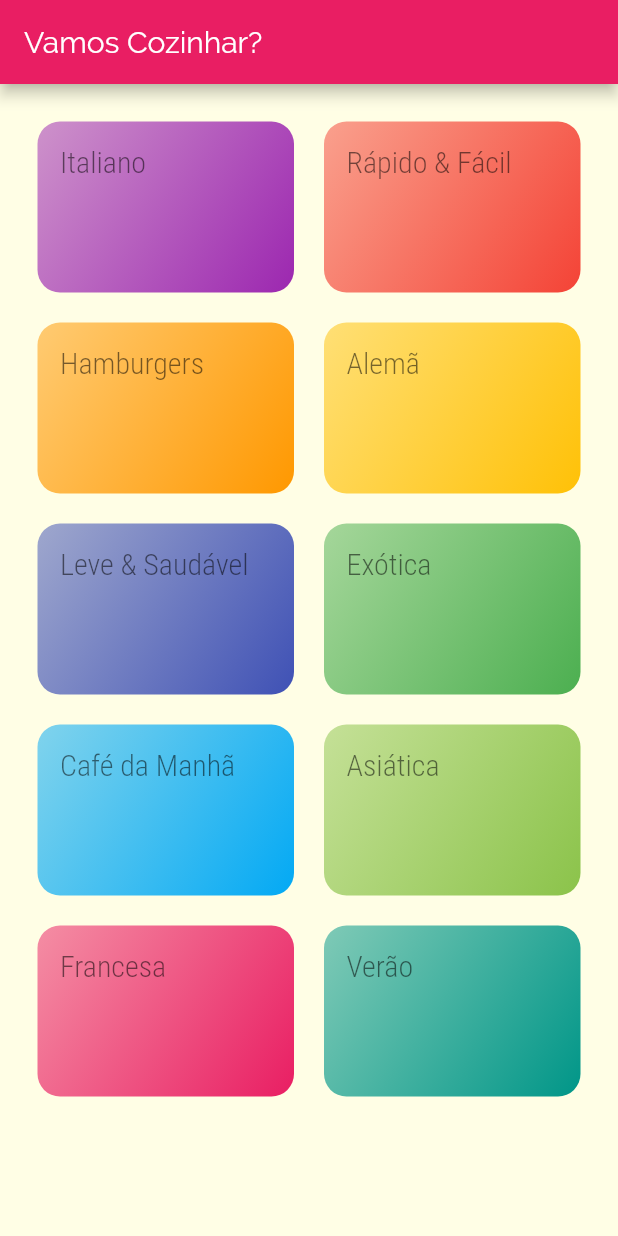
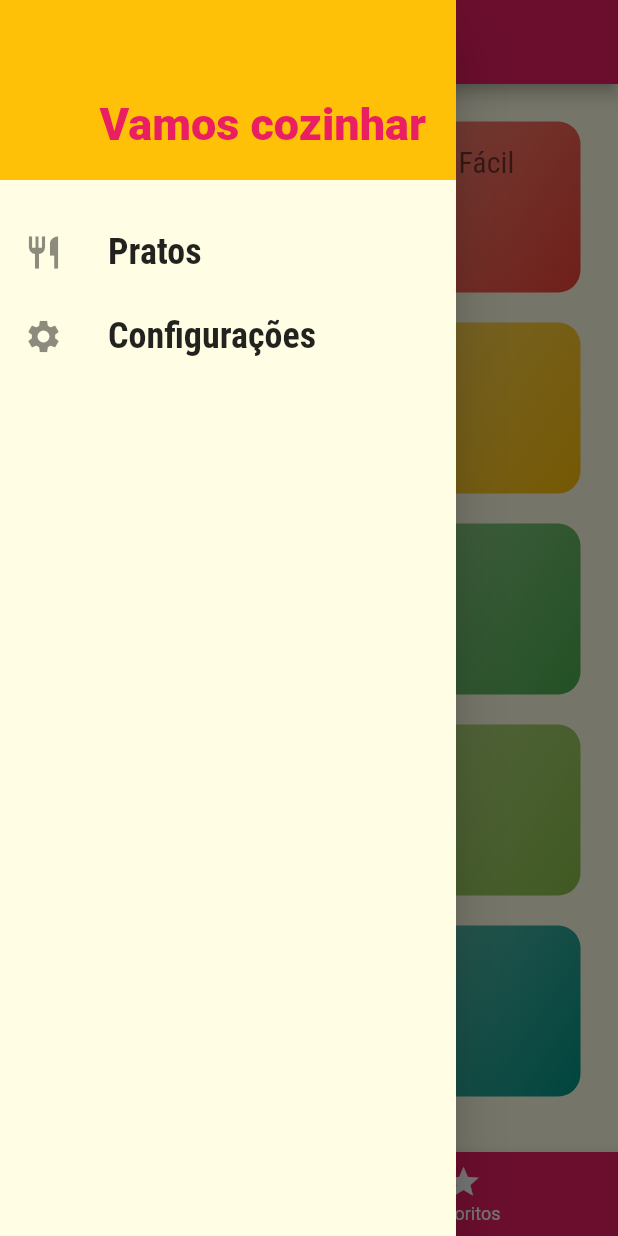
Before and after one commit to costatatiane/flutter_comidinhas, a Flutter app: the screen it shows after launch, with the side drawer open (before the commit the screen has no drawer), on a phone screen of 412 x 824 dp. Run offline on Flutter 3.47's test engine with Material 2 defaults, Android fonts, the phone set to English and light mode, and no system bars.

Commit message:
Create settings component

```diff
--- /dev/null
+++ b/lib/components/main_drawer.dart
@@ -0,0 +1,60 @@
+import 'package:flutter/material.dart';
+
+import '../utils/app_routes.dart';
+
+class MainDrawer extends StatelessWidget {
+  Widget _createItem(IconData icon, String label, Function onTap) {
+    return ListTile(
+      onTap: onTap,
+      leading: Icon(
+        icon,
+        size: 26,
+      ),
+      title: Text(
+        label,
+        style: TextStyle(
+          fontFamily: 'RobotoCondensed',
+          fontSize: 24,
+          fontWeight: FontWeight.bold,
+        ),
+      ),
+    );
+  }
+
+  @override
+  Widget build(BuildContext context) {
+    return Drawer(
+      child: Column(
+        children: [
+          Container(
+            height: 120,
+            width: double.infinity,
+            padding: const EdgeInsets.all(20),
+            color: Theme.of(context).accentColor,
+            alignment: Alignment.bottomRight,
+            child: Text(
+              'Vamos cozinhar',
+              style: TextStyle(
+                fontWeight: FontWeight.w900,
+                fontSize: 30,
+                color: Theme.of(context).primaryColor,
+              ),
+            ),
+          ),
+          SizedBox(height: 20),
+          _createItem(
+            Icons.restaurant,
+            'Pratos',
+            () => Navigator.of(context).pushReplacementNamed(AppRoutes.HOME),
+          ),
+          _createItem(
+            Icons.settings,
+            'Configurações',
+            () =>
+                Navigator.of(context).pushReplacementNamed(AppRoutes.SETTINGS),
+          ),
+        ],
+      ),
+    );
+  }
+}
--- a/lib/main.dart
+++ b/lib/main.dart
@@ -1,9 +1,12 @@
 import 'dart:ui';
 import 'package:flutter/material.dart';
+import 'package:meals/screens/settings_screen.dart';
 import './utils/app_routes.dart';
 
-import './screens/categories_screen.dart';
+import './screens/tabs_screen.dart';
 import './screens/categories_meals_screen.dart';
+import './screens/meal_detail_screen.dart';
+import './screens/settings_screen.dart';
 
 void main() => runApp(MyApp());
 
@@ -21,12 +24,15 @@ class MyApp extends StatelessWidget {
               headline1: TextStyle(
                 fontSize: 20,
                 fontFamily: 'RobotoCondensed',
+                fontWeight: FontWeight.normal,
               ),
             ),
       ),
       routes: {
-        AppRoutes.HOME: (ctx) => CategoriesScreen(),
+        AppRoutes.HOME: (ctx) => TabsScreen(),
         AppRoutes.CATEGORIES_MEALS: (ctx) => CategoriesMealsScreen(),
+        AppRoutes.MEAL_DETAIL: (ctx) => MealDetailScreen(),
+        AppRoutes.SETTINGS: (ctx) => SettingsScreen(),
       },
     );
   }
--- a/lib/screens/categories_screen.dart
+++ b/lib/screens/categories_screen.dart
@@ -6,11 +6,7 @@ import '../data/dummy_data.dart';
 class CategoriesScreen extends StatelessWidget {
   @override
   Widget build(BuildContext context) {
-    return Scaffold(
-      appBar: AppBar(
-        title: Text('Vamos Cozinhar?'),
-      ),
-      body: GridView(
+    return GridView(
       padding: const EdgeInsets.all(25),
       gridDelegate: SliverGridDelegateWithMaxCrossAxisExtent(
         maxCrossAxisExtent: 200,
@@ -21,7 +17,6 @@ class CategoriesScreen extends StatelessWidget {
       children: DUMMY_CATEGORIES.map((cat) {
         return CategoryItem(cat);
       }).toList(),
-      ),
     );
   }
 }
--- /dev/null
+++ b/lib/screens/tabs_screen.dart
@@ -0,0 +1,54 @@
+import 'package:flutter/material.dart';
+
+import './categories_screen.dart';
+import './favorite_screen.dart';
+import '../components/main_drawer.dart';
+
+class TabsScreen extends StatefulWidget {
+  @override
+  _TabsScreenState createState() => _TabsScreenState();
+}
+
+class _TabsScreenState extends State<TabsScreen> {
+  int _selectedScreenIndex = 0;
+  final List<Map<String, Object>> _screens = [
+    {'title': 'Pratos por categoria', 'screen': CategoriesScreen()},
+    {'title': 'Meus pratos favoritos', 'screen': FavoriteScreen()},
+  ];
+
+  _selectScreen(int index) {
+    setState(() {
+      _selectedScreenIndex = index;
+    });
+  }
+
+  @override
+  Widget build(BuildContext context) {
+    return Scaffold(
+      appBar: AppBar(
+        title: Text(
+          _screens[_selectedScreenIndex]['title'],
+        ),
+      ),
+      drawer: MainDrawer(),
+      body: _screens[_selectedScreenIndex]['screen'],
+      bottomNavigationBar: BottomNavigationBar(
+        onTap: _selectScreen,
+        backgroundColor: Theme.of(context).primaryColor,
+        unselectedItemColor: Colors.white,
+        selectedItemColor: Theme.of(context).accentColor,
+        currentIndex: _selectedScreenIndex,
+        items: [
+          BottomNavigationBarItem(
+            icon: Icon(Icons.category),
+            label: 'Categorias',
+          ),
+          BottomNavigationBarItem(
+            icon: Icon(Icons.star),
+            label: 'Favoritos',
+          ),
+        ],
+      ),
+    );
+  }
+}
--- a/lib/utils/app_routes.dart
+++ b/lib/utils/app_routes.dart
@@ -1,4 +1,6 @@
 class AppRoutes {
   static const HOME = '/';
   static const CATEGORIES_MEALS = '/categories-meals';
+  static const MEAL_DETAIL = '/meal-detail';
+  static const SETTINGS = '/settings';
 }
```
Also changed, not shown: lib/components/meal_item.dart (+16 -2 lines), lib/models/settings.dart (added, +13 -0 lines), lib/screens/favorite_screen.dart (added, +10 -0 lines), lib/screens/meal_detail_screen.dart (added, +100 -0 lines), lib/screens/settings_screen.dart (added, +77 -0 lines). Lines whose indentation alone changed are shown as unchanged.
